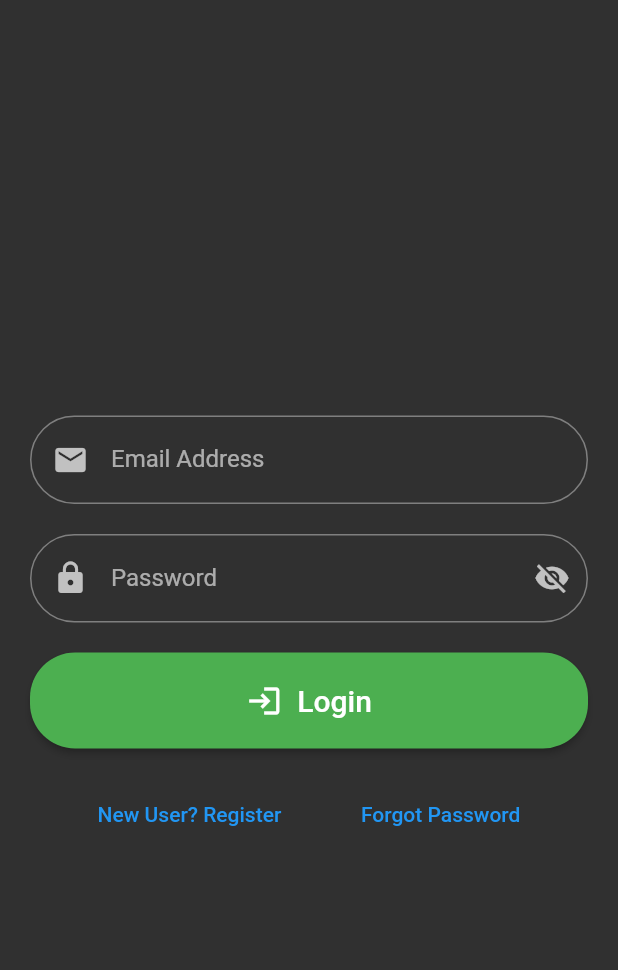
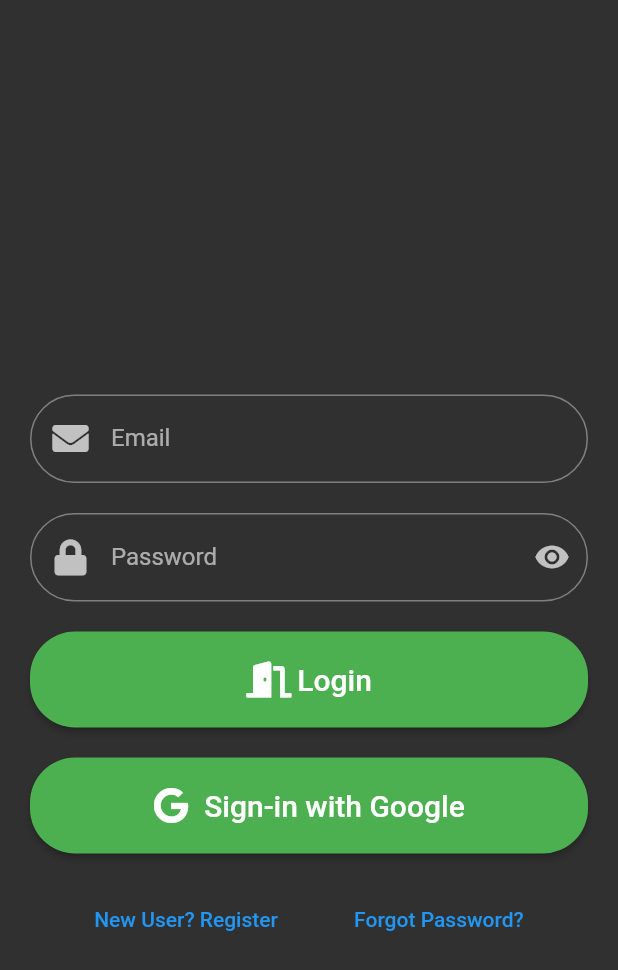
Before and after one commit to Cloyd-Anis/mobdev, a Flutter app: the screen it shows after launch, on a phone screen of 412 x 824 dp. Shown: the top 970 px of the screen. Run offline on Flutter 3.47's test engine with Material 2 defaults, Android fonts, the phone set to English and light mode, and no system bars; our stand-ins replace firebase_auth, firebase_core, font_awesome_flutter, get, google_sign_in, modal_progress_hud and 1 more; accounts and stored records are empty.

Commit message:
Added google sign-in auth

```diff
--- /dev/null
+++ b/lib/constants.dart
@@ -0,0 +1,4 @@
+import 'package:flutter/material.dart';
+
+const Color kLoginScreenBackgroundColor = Colors.blueAccent;
+const Color kCustomCardColor = Colors.white;
--- a/lib/pages/Login.dart
+++ b/lib/pages/Login.dart
@@ -1,63 +1,87 @@
-import 'package:cat_app/mixins/ValidationMixin.dart';
+
+import 'package:cat_app/pages/ForgotPassword.dart';
 import 'package:cat_app/pages/Register.dart';
 import 'package:cat_app/pages/Dashboard.dart';
-import 'package:cat_app/widgets/CustomTextFormField.dart';
-import 'package:cat_app/widgets/PasswordField.dart';
-import 'package:cat_app/widgets/PrimaryButton.dart';
-import 'package:cat_app/widgets/SecondaryButton.dart';
+import 'package:cat_app/services/AuthService.dart';
+import 'package:cat_app/services/LocalStorageService.dart';
+import '../widgets/PrimaryButton.dart';
+import '../widgets/SecondaryButton.dart';
+import '../widgets/CustomTextFormField.dart';
+import '../widgets/PasswordField.dart';
 import 'package:flutter/material.dart';
+import 'package:modal_progress_hud/modal_progress_hud.dart';
+import 'package:get/get.dart';
+import 'package:font_awesome_flutter/font_awesome_flutter.dart';
 
 class Login extends StatefulWidget {
-  static const String routeName = "login";
+  static  String routeName = "/login";
   @override
   _LoginState createState() => _LoginState();
 }
 
-class _LoginState extends State<Login> with ValidationMixin {
-  GlobalKey<FormState> formKey = GlobalKey<FormState>();
-  final TextEditingController emailTextController = TextEditingController();
-  final TextEditingController passwordTextController = TextEditingController();
-  bool obscureText = true;
+class _LoginState extends State<Login> {
+  AuthService authService = AuthService();
+  bool _obscureText = true;
+  bool isLogginIn = false;
+
   @override
    Widget build(BuildContext context) {
      return SafeArea(
+      child: ModalProgressHUD(
+        inAsyncCall: isLogginIn,
         child: Scaffold(
+          appBar: AppBar(
+            backgroundColor: Colors.transparent,
+            elevation: 0,
+          ),
           body: Container(
             alignment: Alignment.topCenter,
             padding: EdgeInsets.symmetric(horizontal: 20.0),
             child: Center(
               child: SingleChildScrollView(
                 child: Form(
-              key:formKey,
                     child: Column(
+                  mainAxisAlignment: MainAxisAlignment.center,
+                  crossAxisAlignment: CrossAxisAlignment.center,
                   children: [
                     SizedBox(
                       height: 20.0,
                     ),
-                  CustomTextFormfield(
-                      labelText: "Email Address",
-                      hintText: "Enter a valid email",
-                      iconData: Icons.email,
-                      textEditingController: emailTextController,
-                      textInputType: TextInputType.emailAddress,
-                      validation: validateEmail),
+                    CustomTextFormField(
+                        labelText: "Email",
+                        hintText: "Enter a valid email.",
+                        iconData: FontAwesomeIcons.solidEnvelope,
+                        controller: TextEditingController()),
                     SizedBox(
                       height: 20.0,
                     ),
                     PasswordField(
+                        obscureText: _obscureText,
+                        onTap: () {
+                          setState(() {
+                            _obscureText = !_obscureText;
+                          });
+                        },
                         labelText: "Password",
                         hintText: "Enter your password",
-                      obscureText: obscureText,
-                      textEditingController: passwordTextController,
-                      onTap: () {
-                        setPasswordVisiblity();
-                      },
-                      validation: validatePassword),
+                        controller: TextEditingController()),
                     SizedBox(
                       height: 20.0,
                     ),
                     PrimaryButton(
-                      text: "Login", iconData: Icons.login, onPress: login),
+                        text: "Login",
+                        iconData: FontAwesomeIcons.doorOpen,
+                        onPress: () {
+                          //authenticate here
+                          Get.offNamed(Dashboard.routeName);
+                        }),
+                    SizedBox(
+                      height: 20.0,
+                    ),
+                    PrimaryButton(
+                        text: "Sign-in with Google",
+                        iconData: FontAwesomeIcons.google,
+                        onPress: login),
                     SizedBox(
                       height: 20.0,
                     ),
@@ -67,34 +91,45 @@ class _LoginState extends State<Login> with ValidationMixin {
                         SecondaryButton(
                             text: "New User? Register",
                             onPress: () {
-                            navigateRegister(context);
+                              Get.offNamed(Register.routeName);
                             }),
-                      SecondaryButton(text: "Forgot Password", onPress: () {}),
+                        SecondaryButton(
+                            text: "Forgot Password?",
+                            onPress: () {
+                              Get.toNamed(ForgotPassword.routeName);
+                            }),
                       ],
                     ),
                   ],
+                )),
               ),
             ),
           ),
         ),
       ),
-    ));
+    );
   }
-  void login(){
-    if(formKey.currentState.validate()){
-      print("Valid inputs");
-      Navigator.pushReplacementNamed(context, Dashboard.routeName);
-    }else{
-      print("Invalid input");
+login() async {
+    try {
+      setState(() {
+        isLogginIn = true;
+      });
+      var user = await authService.signInWithGoogle();
+      if (user == null) {
+        print("Invalid user crendentials");
+        return;
+      }
+
+      LocalStorageService.setName(user.user.displayName);
+      LocalStorageService.setUid(user.user.uid);
+
+      Get.offNamed(Dashboard.routeName);
+    } catch (e) {
+      print(e.toString());
+    }
+
+    setState(() {
+      isLogginIn = false;
+    });
   }
 }
-  void setPasswordVisiblity() {
-    setState(() {
-      obscureText = !obscureText;
-    });
-  }
-
-  void navigateRegister(BuildContext context) {
-    Navigator.pushNamed(context, Register.routeName);
-  }
-}
--- a/lib/pages/Profile.dart
+++ b/lib/pages/Profile.dart
@@ -2,7 +2,7 @@ import 'package:flutter/material.dart';
 
 
 class Profile extends StatelessWidget {
-  static const routeName = "profile";
+  static String routeName = "/profile";
 
   @override
   Widget build(BuildContext context) {
--- /dev/null
+++ b/lib/services/LocalStorageService.dart
@@ -0,0 +1,29 @@
+import 'package:shared_preferences/shared_preferences.dart';
+
+class LocalStorageService {
+  static SharedPreferences _preferences;
+  static const String _usernameKey = "username";
+  static const String _uidKey = "uid";
+
+  static Future initialize() async =>
+      _preferences = await SharedPreferences.getInstance();
+
+  static Future setName(String username) async =>
+      await _preferences.setString(_usernameKey, username);
+
+  static Future setUid(String uid) async =>
+      await _preferences.setString(_uidKey, uid);
+
+  static String getName() => _preferences.getString(_usernameKey);
+  static String getUid() => _preferences.getString(_uidKey);
+
+  static bool isUserLoggedIn() {
+    String username = getName() ?? "";
+    String uid = getUid() ?? "";
+
+    if (username != "" && uid != "") {
+      return true;
+    }
+    return false;
+  }
+}
--- a/lib/widgets/CustomTextFormField.dart
+++ b/lib/widgets/CustomTextFormField.dart
@@ -1,37 +1,32 @@
 import 'package:flutter/material.dart';
-class CustomTextFormfield extends StatelessWidget {
+
+class CustomTextFormField extends StatelessWidget {
   final String labelText;
   final String hintText;
   final IconData iconData;
-  final TextEditingController textEditingController;
-  final TextInputType textInputType;
-  final Function validation;
+  final TextEditingController controller;
 
-  CustomTextFormfield(
-    {@required this.labelText,
-    @required this.hintText,
-    @required this.iconData,
-    @required this.textEditingController,
-    @required this.textInputType,
-    @required this.validation});
-
+  CustomTextFormField(
+      {@required this.labelText,
+      @required this.hintText,
+      @required this.iconData,
+      @required this.controller});
 
   @override
   Widget build(BuildContext context) {
     return TextFormField(
-      controller: textEditingController,
-      keyboardType: textInputType,
-      validator: validation,
+      keyboardType: TextInputType.emailAddress,
       decoration: InputDecoration(
         prefixIcon: Container(
           padding: EdgeInsets.symmetric(horizontal: 15.0),
-          child: Icon(iconData),
+          child: Icon(
+            iconData,
+          ),
         ),
         labelText: labelText,
         hintText: hintText,
         border: OutlineInputBorder(
-          borderRadius: BorderRadius.all(Radius.circular(30.0)),
-        ),
+            borderRadius: BorderRadius.all(Radius.circular(30.0))),
       ),
     );
   }
--- a/lib/widgets/PasswordField.dart
+++ b/lib/widgets/PasswordField.dart
@@ -1,37 +1,36 @@
 import 'package:flutter/material.dart';
-
+import 'package:font_awesome_flutter/font_awesome_flutter.dart';
 class PasswordField extends StatelessWidget {
   final String labelText;
   final String hintText;
-  final TextEditingController textEditingController;
   final bool obscureText;
   final Function onTap;
-  final Function validation;
+ final TextEditingController controller;
 
   PasswordField(
       {@required this.labelText,
       @required this.hintText,
-      @required this.textEditingController,
       @required this.obscureText,
       @required this.onTap,
-      @required this.validation});
+      @required this.controller});
 
   @override
   Widget build(BuildContext context) {
     return TextFormField(
-      controller: textEditingController,
       obscureText: obscureText,
-      validator: validation,
       decoration: InputDecoration(
         prefixIcon: Container(
           padding: EdgeInsets.symmetric(horizontal: 15.0),
-          child: Icon(Icons.lock),
+          child: Icon(
+            FontAwesomeIcons.lock,
+          ),
         ),
         suffixIcon: GestureDetector(
+          child: Icon(obscureText ? Icons.visibility : Icons.visibility_off),
           onTap: onTap,
-            child: Icon(obscureText ? Icons.visibility_off : Icons.visibility),
         ),
         labelText: labelText,
+        hintText: hintText,
         border: OutlineInputBorder(borderRadius: BorderRadius.circular(30.0)),
       ),
     );
```
Also changed, not shown: lib/main.dart (+14 -5 lines), lib/pages/Dashboard.dart (+7 -15 lines), lib/pages/ForgotPassword.dart (added, +57 -0 lines), lib/pages/Register.dart (+58 -81 lines), lib/pages/Settings.dart (+21 -89 lines), lib/routes.dart (+13 -9 lines), lib/services/AuthService.dart (added, +36 -0 lines), pubspec.yaml (+8 -2 lines), pubspec.lock, 10 other files. Lines whose indentation alone changed are shown as unchanged.
